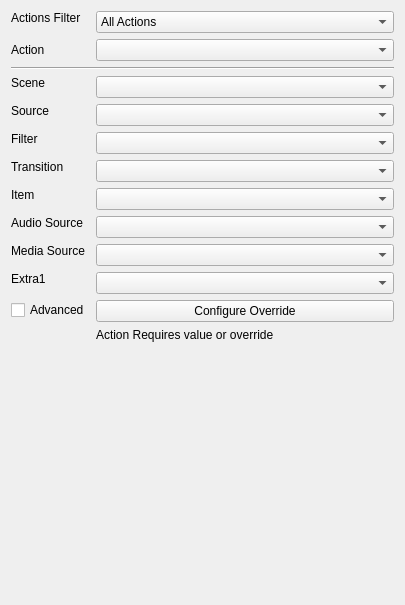
First picture: the form in UI/forms/OBSActionsWidget.ui, repository cpyarger/obs-studio, before the edit.
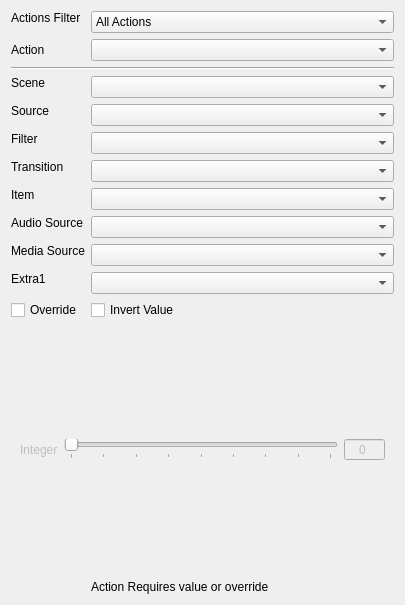
Second picture: the form after the edit.

Patch:
```diff
--- a/UI/forms/OBSActionsWidget.ui
+++ b/UI/forms/OBSActionsWidget.ui
@@ -2,6 +2,9 @@
 <ui version="4.0">
  <class>OBSActionsWidget</class>
  <widget class="QWidget" name="OBSActionsWidget">
+  <property name="enabled">
+   <bool>true</bool>
+  </property>
   <property name="geometry">
    <rect>
     <x>0</x>
@@ -353,18 +356,143 @@
    <item row="13" column="0">
     <widget class="QCheckBox" name="check_advanced">
      <property name="text">
-      <string>Advanced</string>
+      <string>Override</string>
      </property>
     </widget>
    </item>
    <item row="13" column="1">
-    <widget class="QPushButton" name="pb_override">
+    <widget class="QCheckBox" name="valueinvert">
      <property name="text">
-      <string>Configure Override</string>
+      <string>Invert Value</string>
      </property>
     </widget>
    </item>
-   <item row="14" column="1">
+   <item row="14" column="0" colspan="2">
+    <widget class="QStackedWidget" name="SW_overrides">
+     <property name="enabled">
+      <bool>false</bool>
+     </property>
+     <property name="currentIndex">
+      <number>1</number>
+     </property>
+     <widget class="QWidget" name="override_percent">
+      <layout class="QGridLayout" name="gridLayout">
+       <item row="1" column="1">
+        <widget class="QSlider" name="slider_percent">
+         <property name="maximum">
+          <number>100</number>
+         </property>
+         <property name="orientation">
+          <enum>Qt::Horizontal</enum>
+         </property>
+         <property name="invertedAppearance">
+          <bool>false</bool>
+         </property>
+         <property name="tickPosition">
+          <enum>QSlider::TicksBelow</enum>
+         </property>
+        </widget>
+       </item>
+       <item row="1" column="2">
+        <widget class="QSpinBox" name="SB_percent">
+         <property name="sizePolicy">
+          <sizepolicy hsizetype="Fixed" vsizetype="Fixed">
+           <horstretch>0</horstretch>
+           <verstretch>0</verstretch>
+          </sizepolicy>
+         </property>
+         <property name="alignment">
+          <set>Qt::AlignCenter</set>
+         </property>
+         <property name="buttonSymbols">
+          <enum>QAbstractSpinBox::NoButtons</enum>
+         </property>
+         <property name="suffix">
+          <string> %</string>
+         </property>
+         <property name="maximum">
+          <number>100</number>
+         </property>
+        </widget>
+       </item>
+       <item row="1" column="0">
+        <widget class="QLabel" name="label">
+         <property name="text">
+          <string>Percentage</string>
+         </property>
+        </widget>
+       </item>
+      </layout>
+     </widget>
+     <widget class="QWidget" name="override_int">
+      <layout class="QGridLayout" name="gridLayout_2">
+       <item row="0" column="1">
+        <widget class="QSlider" name="slider_int">
+         <property name="maximum">
+          <number>1024</number>
+         </property>
+         <property name="pageStep">
+          <number>128</number>
+         </property>
+         <property name="orientation">
+          <enum>Qt::Horizontal</enum>
+         </property>
+         <property name="invertedAppearance">
+          <bool>false</bool>
+         </property>
+         <property name="tickPosition">
+          <enum>QSlider::TicksBelow</enum>
+         </property>
+        </widget>
+       </item>
+       <item row="0" column="0">
+        <widget class="QLabel" name="label_3">
+         <property name="text">
+          <string>Integer</string>
+         </property>
+        </widget>
+       </item>
+       <item row="0" column="2">
+        <widget class="QSpinBox" name="SB_int">
+         <property name="sizePolicy">
+          <sizepolicy hsizetype="Fixed" vsizetype="Fixed">
+           <horstretch>0</horstretch>
+           <verstretch>0</verstretch>
+          </sizepolicy>
+         </property>
+         <property name="alignment">
+          <set>Qt::AlignCenter</set>
+         </property>
+         <property name="buttonSymbols">
+          <enum>QAbstractSpinBox::NoButtons</enum>
+         </property>
+         <property name="suffix">
+          <string> </string>
+         </property>
+         <property name="maximum">
+          <number>1024</number>
+         </property>
+        </widget>
+       </item>
+      </layout>
+     </widget>
+     <widget class="QWidget" name="override_url">
+      <layout class="QGridLayout" name="gridLayout_3">
+       <item row="0" column="0">
+        <widget class="QLabel" name="label_2">
+         <property name="text">
+          <string>URL:</string>
+         </property>
+        </widget>
+       </item>
+       <item row="0" column="1">
+        <widget class="QLineEdit" name="le_url"/>
+       </item>
+      </layout>
+     </widget>
+    </widget>
+   </item>
+   <item row="15" column="1">
     <widget class="QLabel" name="label_advanced">
      <property name="sizePolicy">
       <sizepolicy hsizetype="Preferred" vsizetype="Fixed">
```
Left out of the diff: 76 changed lines with no effect on the pictures.
